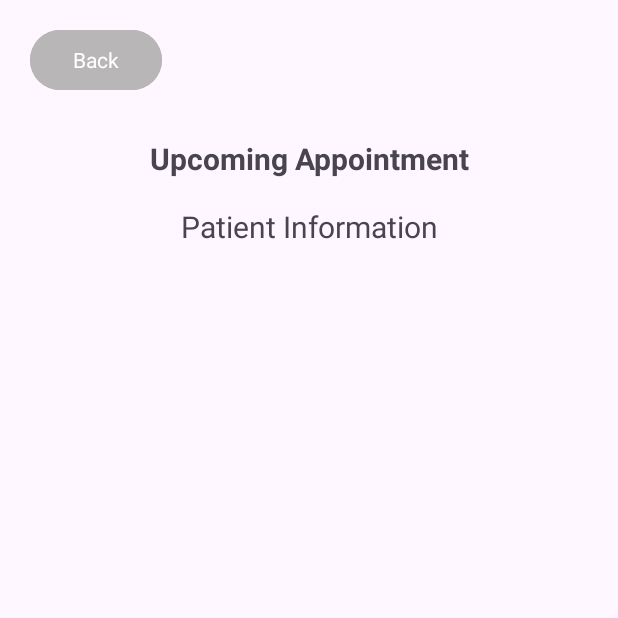
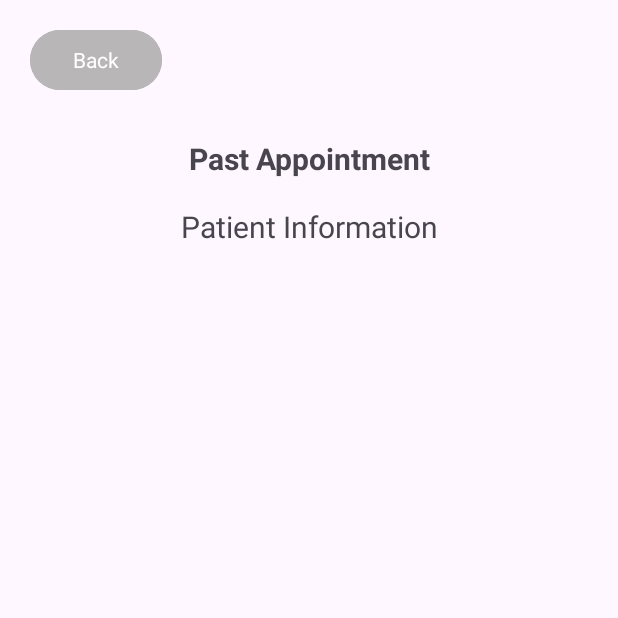
Before and after one commit to uOttawaSEGA2023/project-group-15, an Android app: the PastAppointmentDisplay screen opened directly, with no data from a screen before it, on a phone screen of 412 x 824 dp, the top half of it. Run offline under Robolectric (Android 15) with nearby library versions, the phone set to English and light mode, and no system bars; 1 statement that could not run was skipped.

Commit message:
fixing text in past appointment display

```diff
--- a/app/src/main/res/layout/activity_past_appointment_display.xml
+++ b/app/src/main/res/layout/activity_past_appointment_display.xml
@@ -11,7 +11,7 @@
         android:layout_width="251dp"
         android:layout_height="33dp"
         android:layout_marginTop="92dp"
-        android:text="Upcoming Appointment"
+        android:text="Past Appointment"
         android:textAlignment="center"
         android:textSize="20sp"
         android:textStyle="bold"
```
